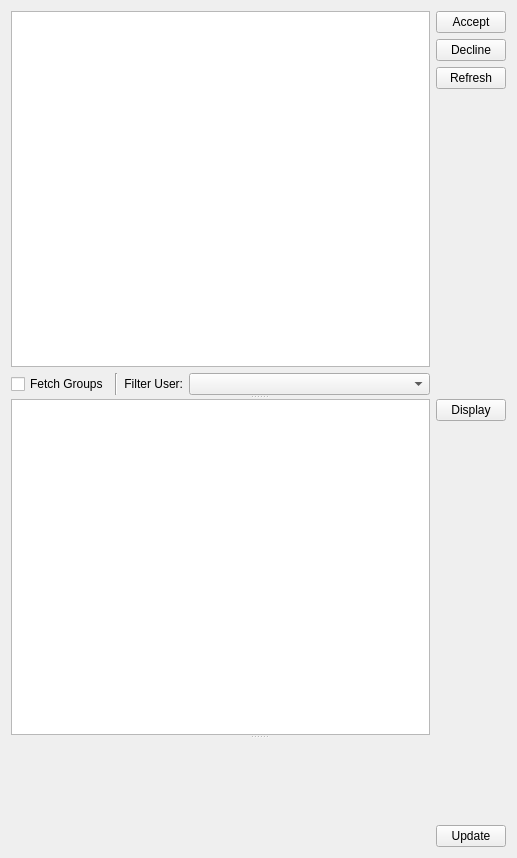
linz/QGIS-AIMS-Plugin, file AimsUI/AimsClient/Gui/Ui_ReviewQueueWidget.ui: the form before one commit.
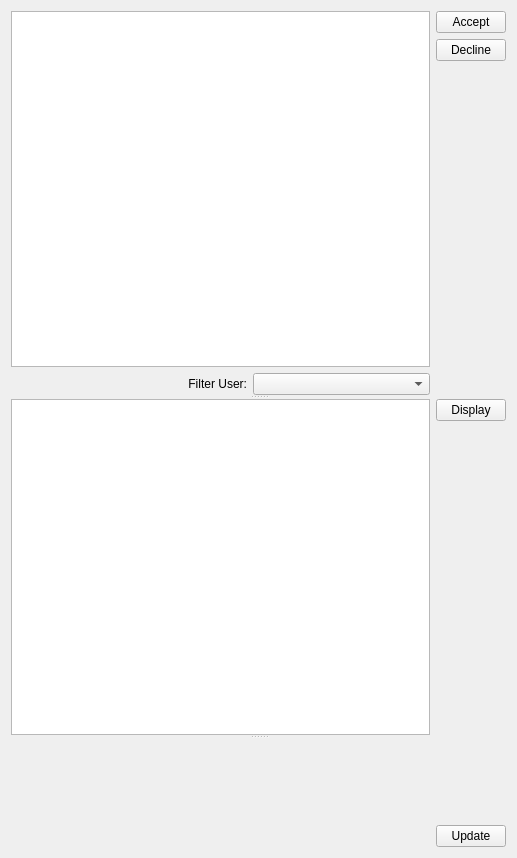
The form after the commit. Custom widgets are drawn as their Qt base class.

Diff of the .ui file:
```diff
--- a/AimsUI/AimsClient/Gui/Ui_ReviewQueueWidget.ui
+++ b/AimsUI/AimsClient/Gui/Ui_ReviewQueueWidget.ui
@@ -33,24 +33,17 @@
          <item>
           <layout class="QHBoxLayout" name="horizontalLayout_6">
            <item>
-            <widget class="QCheckBox" name="uGroupFeedCheckBox">
-             <property name="text">
-              <string>Fetch Groups</string>
-             </property>
-             <property name="checkable">
-              <bool>true</bool>
-             </property>
-             <property name="checked">
-              <bool>false</bool>
-             </property>
-            </widget>
-           </item>
-           <item>
-            <widget class="Line" name="line">
+            <spacer name="horizontalSpacer">
              <property name="orientation">
-              <enum>Qt::Vertical</enum>
+              <enum>Qt::Horizontal</enum>
              </property>
-            </widget>
+             <property name="sizeHint" stdset="0">
+              <size>
+               <width>40</width>
+               <height>20</height>
+              </size>
+             </property>
+            </spacer>
            </item>
            <item>
             <widget class="QLabel" name="label_2">
@@ -110,19 +103,6 @@
            </property>
           </widget>
          </item>
-         <item>
-          <widget class="QPushButton" name="uRefreshButton">
-           <property name="maximumSize">
-            <size>
-             <width>70</width>
-             <height>16777215</height>
-            </size>
-           </property>
-           <property name="text">
-            <string>Refresh</string>
-           </property>
-          </widget>
-         </item>
          <item>
           <spacer name="verticalSpacer_3">
            <property name="orientation">
```
